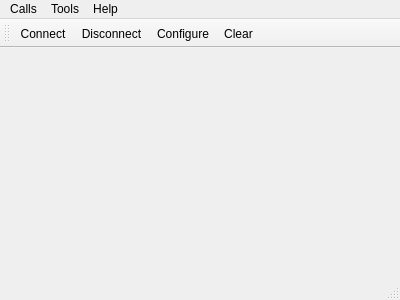
Qt form src/mainwindow.ui (money0534/Notepad_QtCLion) before a commit.
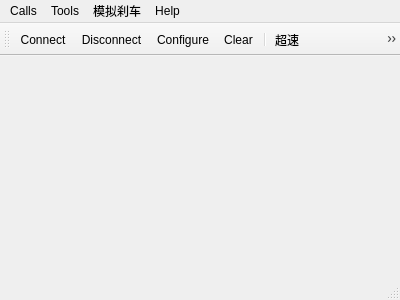
The same form after that commit. Icons and pictures are not drawn.

Commit message: 防碰撞刹车模拟功能完成

Diff of the .ui file:
```diff
--- a/src/mainwindow.ui
+++ b/src/mainwindow.ui
@@ -48,8 +48,17 @@
     <addaction name="actionAbout"/>
     <addaction name="actionAboutQt"/>
    </widget>
+   <widget class="QMenu" name="menuSimulation">
+    <property name="title">
+     <string>模拟刹车</string>
+    </property>
+    <addaction name="actionOverSpeed"/>
+    <addaction name="actionLeftFront"/>
+    <addaction name="actionMidBack"/>
+   </widget>
    <addaction name="menuCalls"/>
    <addaction name="menuTools"/>
+   <addaction name="menuSimulation"/>
    <addaction name="menuHelp"/>
   </widget>
   <widget class="QToolBar" name="mainToolBar">
@@ -63,6 +72,10 @@
    <addaction name="actionDisconnect"/>
    <addaction name="actionConfigure"/>
    <addaction name="actionClear"/>
+   <addaction name="separator"/>
+   <addaction name="actionOverSpeed"/>
+   <addaction name="actionLeftFront"/>
+   <addaction name="actionMidBack"/>
   </widget>
   <widget class="QStatusBar" name="statusBar"/>
   <action name="actionAbout">
@@ -153,6 +166,39 @@
     <string>Ctrl+Q</string>
    </property>
   </action>
+  <action name="actionOverSpeed">
+   <property name="icon">
+    <iconset resource="../resources/res.qrc">
+     <normaloff>:/images/overspeed.png</normaloff>:/images/overspeed.png</iconset>
+   </property>
+   <property name="text">
+    <string>超速</string>
+   </property>
+  </action>
+  <action name="actionLeftFront">
+   <property name="icon">
+    <iconset resource="../resources/res.qrc">
+     <normaloff>:/images/obs_front.png</normaloff>:/images/obs_front.png</iconset>
+   </property>
+   <property name="text">
+    <string>左前方障碍物</string>
+   </property>
+   <property name="toolTip">
+    <string>左前方障碍物</string>
+   </property>
+  </action>
+  <action name="actionMidBack">
+   <property name="icon">
+    <iconset resource="../resources/res.qrc">
+     <normaloff>:/images/obs_back.png</normaloff>:/images/obs_back.png</iconset>
+   </property>
+   <property name="text">
+    <string>后方障碍物</string>
+   </property>
+   <property name="toolTip">
+    <string>后方障碍物</string>
+   </property>
+  </action>
  </widget>
  <layoutdefault spacing="6" margin="11"/>
  <resources>
```
The commit also changes 11 other files.
